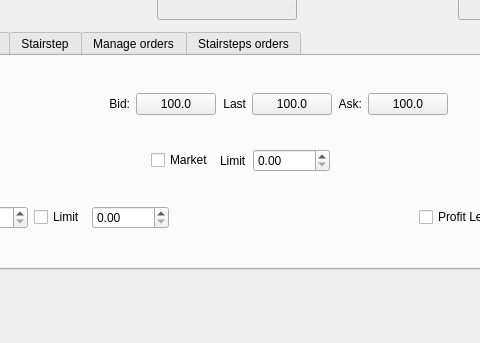
Old version of the form uiComps/qtGeneration/TradingWindow.ui in the repository irrelevantmuch/IB_apps; both pictures show x 173 to 653 and y 306 to 649 of the 800 by 649 pixel window.
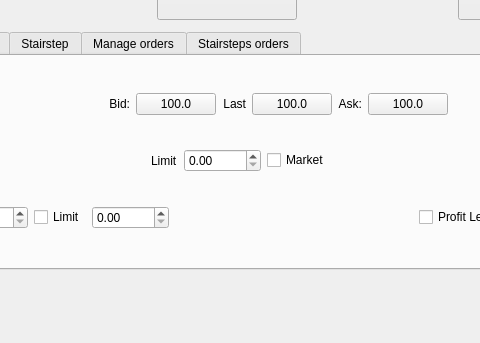
New version of the form. Custom widgets are drawn as their Qt base class.

Commit message: Just updated some buttons in: - Launcher; removed polygon app - TradingWindow; moved market check behind limit - ComparisonWindow; made more clear what the data downloading buttons do

```diff
--- a/uiComps/qtGeneration/TradingWindow.ui
+++ b/uiComps/qtGeneration/TradingWindow.ui
@@ -398,6 +398,26 @@
               </property>
              </spacer>
             </item>
+            <item>
+             <widget class="QLabel" name="label_16">
+              <property name="text">
+               <string>Limit</string>
+              </property>
+             </widget>
+            </item>
+            <item>
+             <widget class="QDoubleSpinBox" name="limit_field">
+              <property name="maximum">
+               <double>99999.000000000000000</double>
+              </property>
+              <property name="singleStep">
+               <double>1.000000000000000</double>
+              </property>
+              <property name="value">
+               <double>0.000000000000000</double>
+              </property>
+             </widget>
+            </item>
             <item>
              <widget class="QCheckBox" name="market_order_box">
               <property name="layoutDirection">
@@ -408,26 +428,6 @@
               </property>
              </widget>
             </item>
-            <item>
-             <widget class="QLabel" name="label_16">
-              <property name="text">
-               <string>Limit</string>
-              </property>
-             </widget>
-            </item>
-            <item>
-             <widget class="QDoubleSpinBox" name="limit_field">
-              <property name="maximum">
-               <double>99999.000000000000000</double>
-              </property>
-              <property name="singleStep">
-               <double>1.000000000000000</double>
-              </property>
-              <property name="value">
-               <double>0.000000000000000</double>
-              </property>
-             </widget>
-            </item>
             <item>
              <spacer name="horizontalSpacer_12">
               <property name="orientation">
```
Left out of the diff: 58 changed lines with no effect on the pictures. The commit also changes 4 other files.
